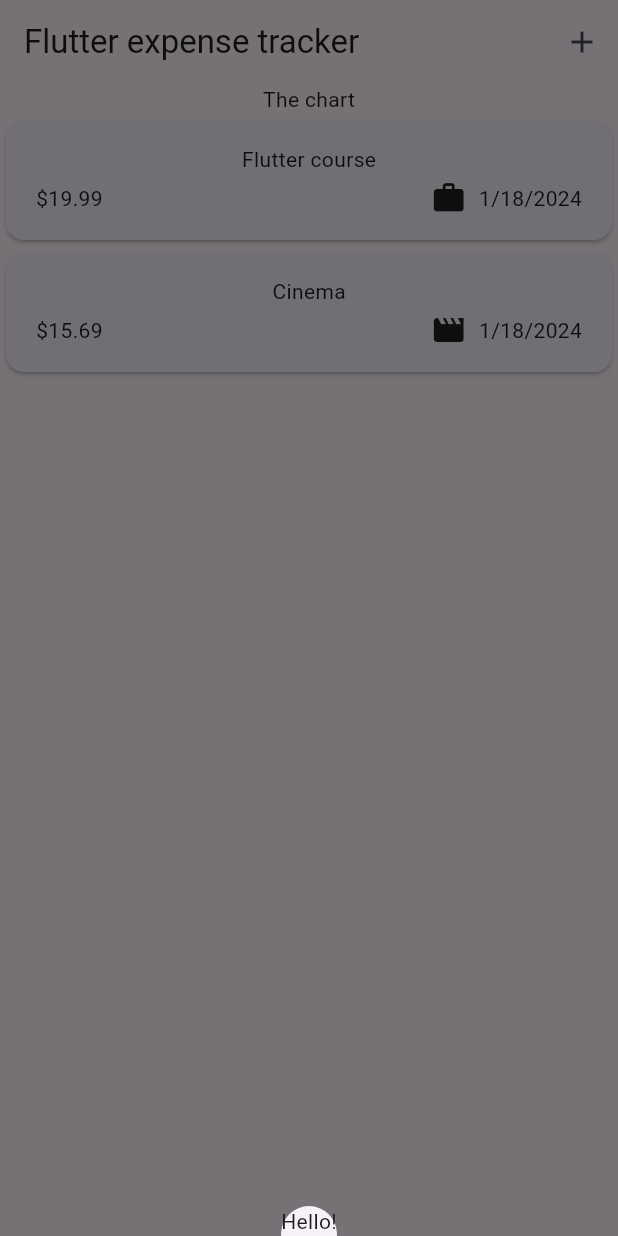
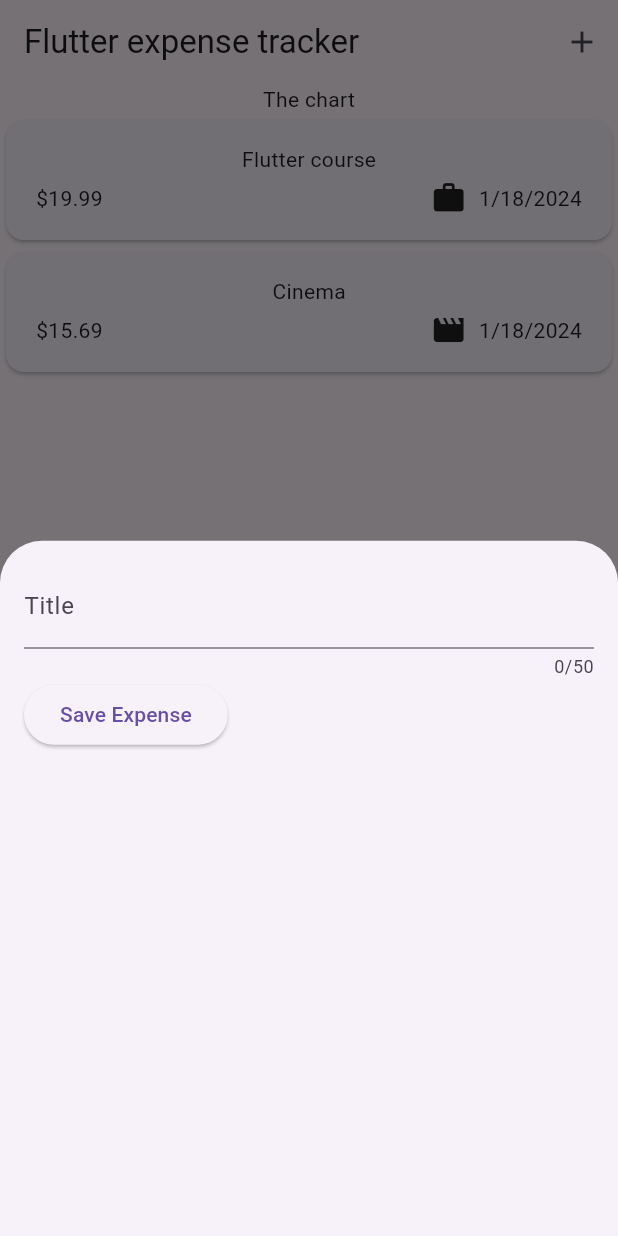
Before and after one commit to VeronikaTish/expense_tracker, a Flutter app: the screen it shows after launch, after a tap on the "add" icon, on a phone screen of 412 x 824 dp. Run offline on Flutter 3.47's test engine with Material 3 defaults, Android fonts, the phone set to English and light mode, and no system bars.

Commit message:
add new expense textfield

```diff
--- a/lib/widgets/expenses.dart
+++ b/lib/widgets/expenses.dart
@@ -1,5 +1,6 @@
 import 'package:expense_tracker/widgets/expenses_list/expenses_list.dart';
 import 'package:expense_tracker/models/expense.dart';
+import 'package:expense_tracker/widgets/new_expense.dart';
 import 'package:flutter/material.dart';
 
 class Expenses extends StatefulWidget {
@@ -30,7 +31,7 @@ class _ExpensesState extends State<Expenses> {
   void _openAddExpenseOverlay() {
     showModalBottomSheet(
       context: context,
-      builder: (ctx) => Text('Hello!'),
+      builder: (ctx) => const NewExpense(),
     );
   }
 
--- /dev/null
+++ b/lib/widgets/new_expense.dart
@@ -0,0 +1,48 @@
+import 'package:flutter/material.dart';
+
+class NewExpense extends StatefulWidget {
+  const NewExpense({super.key});
+
+  @override
+  State<NewExpense> createState() {
+    return _NewExpenseState();
+  }
+}
+
+class _NewExpenseState extends State<NewExpense> {
+  final _titleController = TextEditingController();
+
+  @override
+  void dispose() {
+    _titleController.dispose();
+    super.dispose();
+  }
+
+  @override
+  Widget build(BuildContext context) {
+    return Padding(
+      padding: const EdgeInsets.all(16),
+      child: Column(
+        children: [
+          TextField(
+            controller: _titleController,
+            maxLength: 50,
+            decoration: const InputDecoration(
+              label: Text('Title'),
+            ),
+          ),
+          Row(
+            children: [
+              ElevatedButton(
+                onPressed: () {
+                  _titleController.text;
+                },
+                child: const Text('Save Expense'),
+              ),
+            ],
+          ),
+        ],
+      ),
+    );
+  }
+}
```
